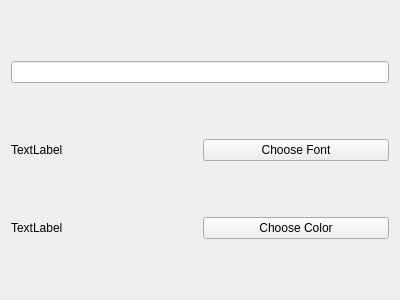
Above: graphics/property/textproperty.ui from keyanmca/DesktopLiveManager before the change. Below: the same form after it.
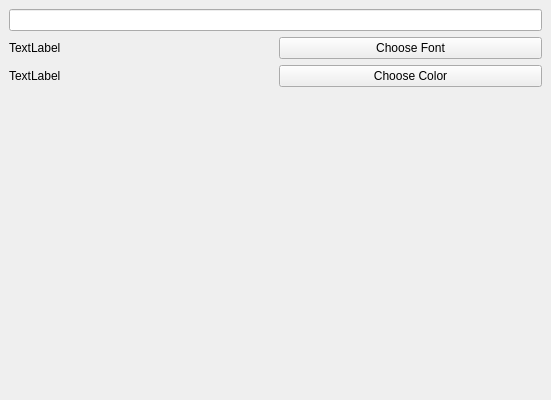
That is the form after the change.

Commit message: changed setting view layout and fixed a few bugs

What changed in the file:
```diff
--- a/graphics/property/textproperty.ui
+++ b/graphics/property/textproperty.ui
@@ -6,17 +6,61 @@
    <rect>
     <x>0</x>
     <y>0</y>
-    <width>400</width>
-    <height>300</height>
+    <width>551</width>
+    <height>400</height>
    </rect>
   </property>
   <property name="windowTitle">
    <string>Form</string>
   </property>
+  <layout class="QVBoxLayout" name="verticalLayout">
+   <property name="leftMargin">
+    <number>0</number>
+   </property>
+   <property name="topMargin">
+    <number>0</number>
+   </property>
+   <property name="rightMargin">
+    <number>0</number>
+   </property>
+   <property name="bottomMargin">
+    <number>0</number>
+   </property>
+   <item>
+    <widget class="QScrollArea" name="scrollArea">
+     <property name="frameShape">
+      <enum>QFrame::NoFrame</enum>
+     </property>
+     <property name="widgetResizable">
+      <bool>true</bool>
+     </property>
+     <widget class="QWidget" name="scrollAreaWidgetContents">
+      <property name="geometry">
+       <rect>
+        <x>0</x>
+        <y>0</y>
+        <width>551</width>
+        <height>400</height>
+       </rect>
+      </property>
   <layout class="QGridLayout" name="gridLayout">
+       <item row="2" column="1">
+        <widget class="QPushButton" name="choose_color_">
+         <property name="text">
+          <string>Choose Color</string>
+         </property>
+        </widget>
+       </item>
    <item row="0" column="0" colspan="2">
     <widget class="QLineEdit" name="text_"/>
    </item>
+       <item row="2" column="0">
+        <widget class="QLabel" name="color_">
+         <property name="text">
+          <string>TextLabel</string>
+         </property>
+        </widget>
+       </item>
    <item row="1" column="0">
     <widget class="QLabel" name="font_">
      <property name="text">
@@ -31,18 +75,21 @@
      </property>
     </widget>
    </item>
-   <item row="2" column="1">
-    <widget class="QPushButton" name="choose_color_">
-     <property name="text">
-      <string>Choose Color</string>
-     </property>
-    </widget>
-   </item>
-   <item row="2" column="0">
-    <widget class="QLabel" name="color_">
-     <property name="text">
-      <string>TextLabel</string>
-     </property>
+       <item row="3" column="0">
+        <spacer name="verticalSpacer">
+         <property name="orientation">
+          <enum>Qt::Vertical</enum>
+         </property>
+         <property name="sizeHint" stdset="0">
+          <size>
+           <width>20</width>
+           <height>40</height>
+          </size>
+         </property>
+        </spacer>
+       </item>
+      </layout>
+     </widget>
     </widget>
    </item>
   </layout>
```
Lines whose indentation alone changed are shown as unchanged. The commit also changes 29 other files.
